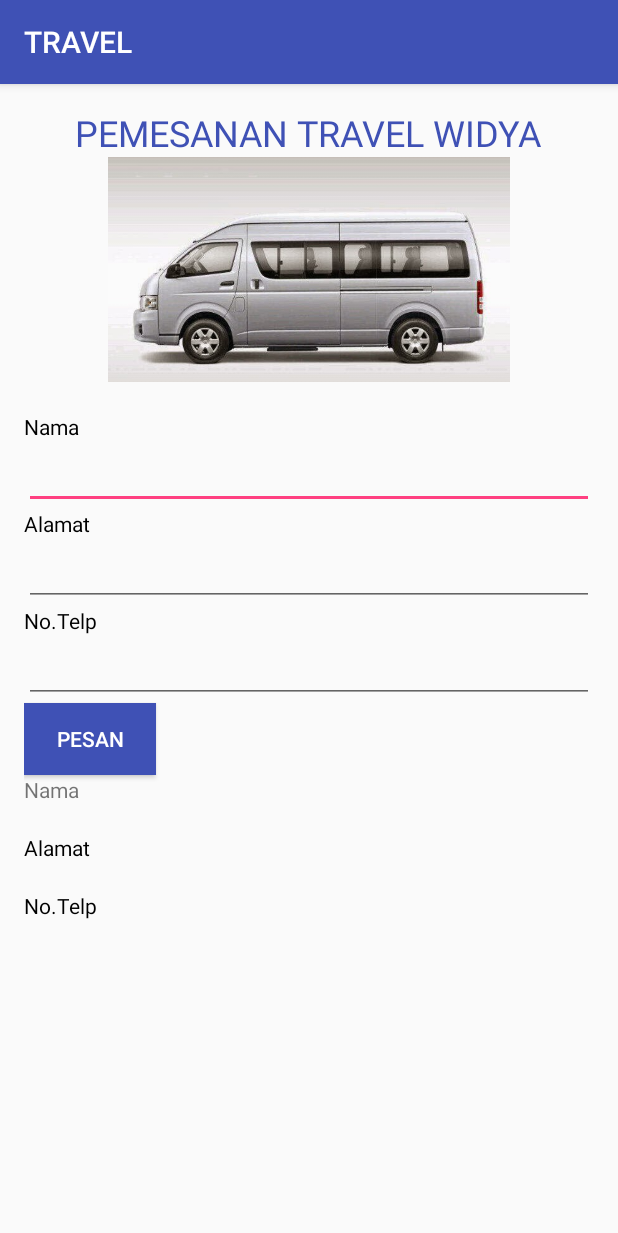
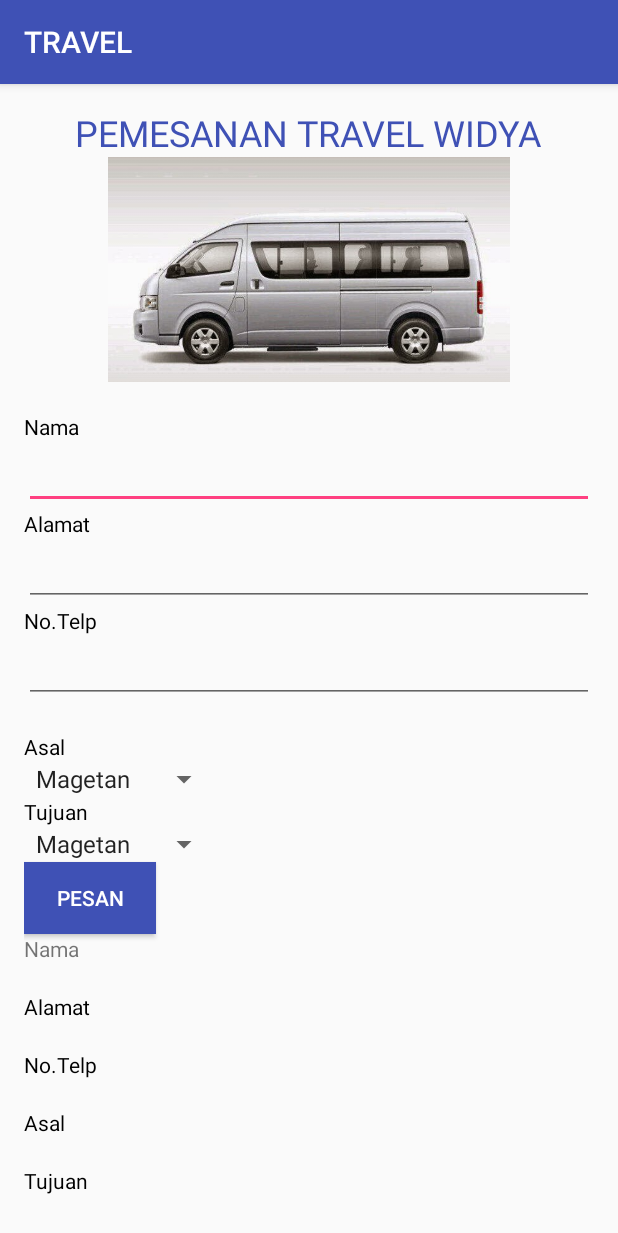
Before and after one commit to novaliapopy/PemesananTravel, an Android app: the screen it shows after launch (MainActivity), on a phone screen of 412 x 824 dp. Shown: the top 1233 px of the screen. Run offline under Robolectric (Android 15) with nearby library versions, the phone set to English and light mode, and no system bars.

Commit message:
Spinner asal dan tujuan

```diff
--- a/app/src/main/java/id/sch/smktelkom_mlg/tugas01/xiirpl3023/travel/MainActivity.java
+++ b/app/src/main/java/id/sch/smktelkom_mlg/tugas01/xiirpl3023/travel/MainActivity.java
@@ -5,6 +5,7 @@ import android.support.v7.app.AppCompatActivity;
 import android.view.View;
 import android.widget.Button;
 import android.widget.EditText;
+import android.widget.Spinner;
 import android.widget.TextView;
 
 
@@ -15,7 +16,8 @@ public class MainActivity extends AppCompatActivity {
     Button BPesan;
     TextView Hnam;
     TextView Hal;
-    TextView Htlp;
+    TextView Htlp, hasal, htujuan;
+    Spinner asal, tujuan;
 
 
     @Override
@@ -29,6 +31,10 @@ public class MainActivity extends AppCompatActivity {
         Hnam = (TextView) findViewById(R.id.Hnama);
         Hal = (TextView) findViewById(R.id.Halamat);
         Htlp = (TextView) findViewById(R.id.Htelp);
+        asal = (Spinner) findViewById(R.id.spinnerAsal);
+        tujuan = (Spinner) findViewById(R.id.spinnerTujuan);
+        hasal = (TextView) findViewById(R.id.textView12);
+        htujuan = (TextView) findViewById(R.id.textView13);
 
 
         findViewById(R.id.buttonPesan).setOnClickListener(new View.OnClickListener() {
@@ -81,6 +87,10 @@ public class MainActivity extends AppCompatActivity {
                                                                   } else {
                                                                       Htlp.setText(no);
                                                                   }
+
+                                                                  hasal.setText("Asal \n " + asal.getSelectedItem().toString());
+                                                                  htujuan.setText("Tujuan \n " + tujuan.getSelectedItem().toString());
+
                                                                   return false;
                                                               }
                                                           }
--- a/app/src/main/res/layout/activity_main.xml
+++ b/app/src/main/res/layout/activity_main.xml
@@ -85,6 +85,7 @@
             android:text="No.Telp"
             android:textColor="#000000" />
 
+
         <EditText
             android:id="@+id/editTextNt"
             android:layout_width="match_parent"
@@ -93,6 +94,55 @@
             android:layout_alignParentStart="true"
             android:layout_below="@+id/textView4"
             android:inputType="numberSigned" />
+
+        <TextView
+            android:id="@+id/textView5"
+            android:layout_width="wrap_content"
+            android:layout_height="wrap_content"
+            android:layout_alignParentLeft="true"
+            android:layout_alignParentStart="true"
+            android:layout_below="@+id/editTextNt"
+            android:textColor="#000000" />
+
+        <TextView
+            android:id="@+id/textView6"
+            android:layout_width="wrap_content"
+            android:layout_height="wrap_content"
+            android:layout_alignParentLeft="true"
+            android:layout_alignParentStart="true"
+            android:layout_below="@+id/spinnerAsal"
+            android:text="Asal"
+            android:textColor="#000000" />
+
+        <Spinner
+            android:id="@+id/spinnerAsal"
+            android:layout_width="wrap_content"
+            android:layout_height="wrap_content"
+            android:layout_alignParentLeft="true"
+            android:layout_alignParentStart="true"
+            android:layout_below="@+id/textView5"
+            android:entries="@array/kota"
+            android:spinnerMode="dropdown" />
+
+        <TextView
+            android:id="@+id/textView7"
+            android:layout_width="wrap_content"
+            android:layout_height="wrap_content"
+            android:layout_alignParentLeft="true"
+            android:layout_alignParentStart="true"
+            android:layout_below="@+id/spinnerTujuan"
+            android:text="Tujuan"
+            android:textColor="#000000" />
+
+        <Spinner
+            android:id="@+id/spinnerTujuan"
+            android:layout_width="wrap_content"
+            android:layout_height="wrap_content"
+            android:layout_alignParentLeft="true"
+            android:layout_alignParentStart="true"
+            android:layout_below="@+id/textView6"
+            android:entries="@array/kota"
+            android:spinnerMode="dropdown" />
 
 
         <Button
@@ -150,6 +200,36 @@
             android:layout_below="@+id/textView11"
             android:text="" />
 
+        <TextView
+            android:id="@+id/textView12"
+            android:layout_width="wrap_content"
+            android:layout_height="wrap_content"
+            android:layout_below="@+id/Htelp"
+            android:text="Asal"
+            android:textColor="#000000" />
+
+        <TextView
+            android:id="@+id/Hasal"
+            android:layout_width="wrap_content"
+            android:layout_height="wrap_content"
+            android:layout_below="@+id/textView12"
+            android:text="" />
+
+        <TextView
+            android:id="@+id/textView13"
+            android:layout_width="wrap_content"
+            android:layout_height="wrap_content"
+            android:layout_below="@+id/Hasal"
+            android:text="Tujuan"
+            android:textColor="#000000" />
+
+        <TextView
+            android:id="@+id/Htujuan"
+            android:layout_width="wrap_content"
+            android:layout_height="wrap_content"
+            android:layout_below="@+id/textView13"
+            android:text="" />
+
 
     </LinearLayout>
 </ScrollView>
--- /dev/null
+++ b/app/src/main/res/values/array.xml
@@ -0,0 +1,11 @@
+<?xml version="1.0" encoding="utf-8"?>
+<resources>
+    <string-array name="kota">
+        <item>Magetan</item>
+        <item>Malang</item>
+        <item>Blitar</item>
+        <item>Pasuruan</item>
+        <item>Surabaya</item>
+        <item>Gresik</item>
+    </string-array>
+</resources>
```
